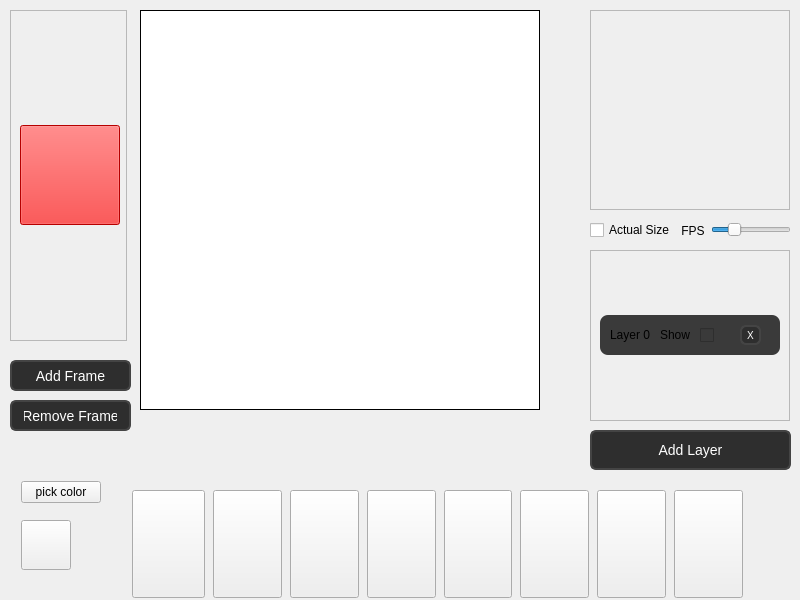
This is mainwindow.ui in ElijahTolton/SpriteSmith as Qt 5 draws it before an edit. The edited form follows.
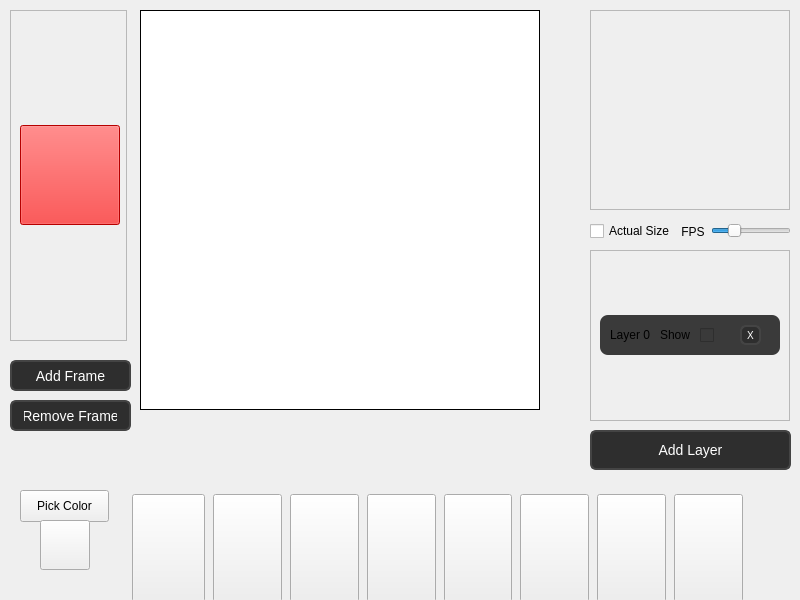
This is the edited form. Custom widgets are drawn as their Qt base class.

Commit message: Added alphachannel to color window

```diff
--- a/mainwindow.ui
+++ b/mainwindow.ui
@@ -20,7 +20,7 @@
       <x>130</x>
       <y>490</y>
       <width>620</width>
-      <height>108</height>
+      <height>116</height>
      </rect>
     </property>
     <layout class="QHBoxLayout" name="toolBar">
@@ -404,41 +404,6 @@
      <enum>QFrame::Shadow::Raised</enum>
     </property>
    </widget>
-   <widget class="QWidget" name="gridLayoutWidget">
-    <property name="geometry">
-     <rect>
-      <x>0</x>
-      <y>470</y>
-      <width>122</width>
-      <height>111</height>
-     </rect>
-    </property>
-    <layout class="QGridLayout" name="gridLayout">
-     <item row="0" column="1">
-      <widget class="QPushButton" name="colorPicker">
-       <property name="text">
-        <string>pick color</string>
-       </property>
-      </widget>
-     </item>
-     <item row="1" column="1">
-      <widget class="QPushButton" name="colorPreview">
-       <property name="enabled">
-        <bool>true</bool>
-       </property>
-       <property name="maximumSize">
-        <size>
-         <width>50</width>
-         <height>50</height>
-        </size>
-       </property>
-       <property name="text">
-        <string/>
-       </property>
-      </widget>
-     </item>
-    </layout>
-   </widget>
    <widget class="QScrollArea" name="scrollAreaFrame">
     <property name="geometry">
      <rect>
@@ -587,7 +552,7 @@
       <x>590</x>
       <y>220</y>
       <width>201</width>
-      <height>21</height>
+      <height>23</height>
      </rect>
     </property>
     <layout class="QHBoxLayout" name="horizontalLayout">
@@ -632,6 +597,47 @@
      </item>
     </layout>
    </widget>
+   <widget class="QPushButton" name="colorPicker">
+    <property name="geometry">
+     <rect>
+      <x>20</x>
+      <y>490</y>
+      <width>89</width>
+      <height>32</height>
+     </rect>
+    </property>
+    <property name="text">
+     <string>Pick Color</string>
+    </property>
+   </widget>
+   <widget class="QPushButton" name="colorPreview">
+    <property name="enabled">
+     <bool>true</bool>
+    </property>
+    <property name="geometry">
+     <rect>
+      <x>40</x>
+      <y>520</y>
+      <width>50</width>
+      <height>50</height>
+     </rect>
+    </property>
+    <property name="sizePolicy">
+     <sizepolicy hsizetype="MinimumExpanding" vsizetype="MinimumExpanding">
+      <horstretch>0</horstretch>
+      <verstretch>0</verstretch>
+     </sizepolicy>
+    </property>
+    <property name="maximumSize">
+     <size>
+      <width>50</width>
+      <height>50</height>
+     </size>
+    </property>
+    <property name="text">
+     <string/>
+    </property>
+   </widget>
   </widget>
  </widget>
  <customwidgets>
```
Left out of the diff: 11 changed lines with no effect on the pictures. The commit also changes 1 other file.
